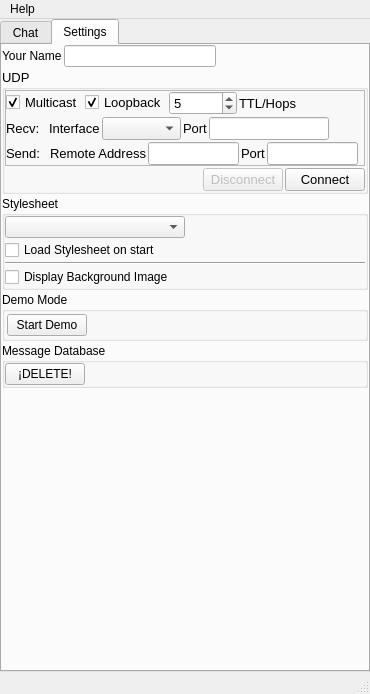
Above: src/MainWindow/mainwindow.ui from cyberlord8/ChesterTheChat before the change. Below: the same form after it.
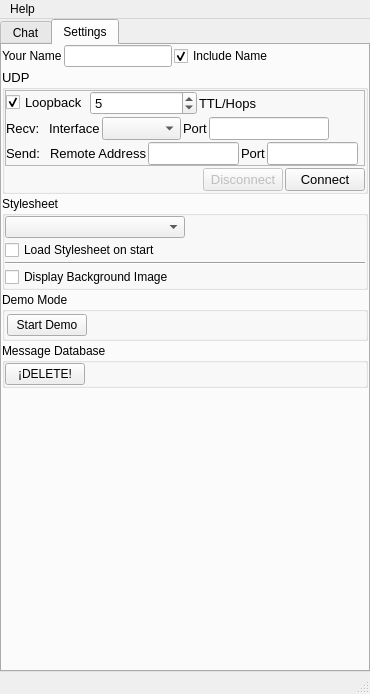
That is the form after the change. The open tabs and pages were chosen to show the change.

Diff of the .ui file:
```diff
--- a/src/MainWindow/mainwindow.ui
+++ b/src/MainWindow/mainwindow.ui
@@ -172,6 +172,19 @@
             </property>
            </widget>
           </item>
+          <item>
+           <widget class="QCheckBox" name="checkBox">
+            <property name="enabled">
+             <bool>true</bool>
+            </property>
+            <property name="text">
+             <string>Include Name</string>
+            </property>
+            <property name="checked">
+             <bool>true</bool>
+            </property>
+           </widget>
+          </item>
           <item>
            <spacer name="horizontalSpacer_3">
             <property name="orientation">
@@ -251,19 +264,6 @@
                 <property name="spacing">
                  <number>2</number>
                 </property>
-                <item>
-                 <widget class="QCheckBox" name="checkBoxMulticast">
-                  <property name="toolTip">
-                   <string>&lt;html&gt;&lt;head/&gt;&lt;body&gt;&lt;p&gt;&lt;span style=&quot; font-weight:700;&quot;&gt;UDP multicast&lt;/span&gt; allows a sender to transmit data to multiple receivers subscribed to a multicast group, reducing network congestion. It uses &lt;span style=&quot; font-weight:700;&quot;&gt;UDP&lt;/span&gt; (no connection/reliability), operates on &lt;span style=&quot; font-weight:700;&quot;&gt;224.0.0.0 - 239.255.255.255&lt;/span&gt; (IPv4).&lt;/p&gt;&lt;/body&gt;&lt;/html&gt;</string>
-                  </property>
-                  <property name="text">
-                   <string>Multicast</string>
-                  </property>
-                  <property name="checked">
-                   <bool>true</bool>
-                  </property>
-                 </widget>
-                </item>
                 <item>
                  <widget class="QCheckBox" name="checkBoxLoopback">
                   <property name="toolTip">
```
Left out of the diff: 6 changed lines with no effect on the pictures.
